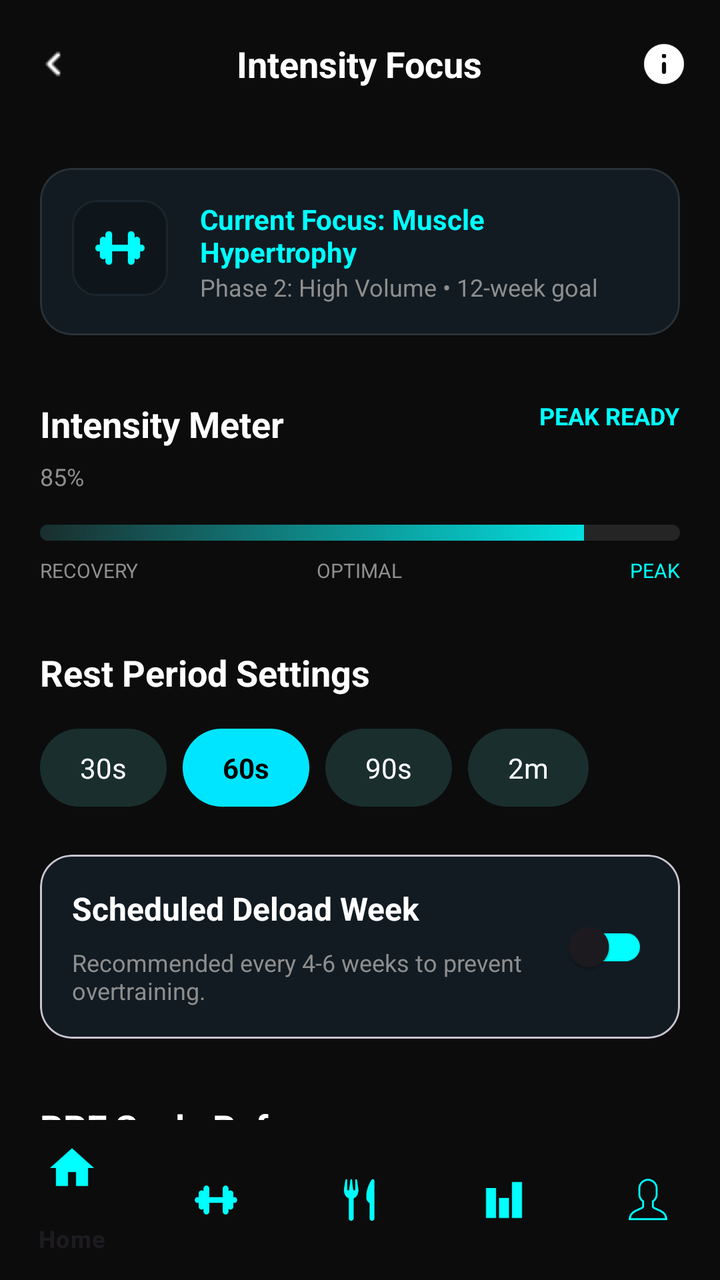
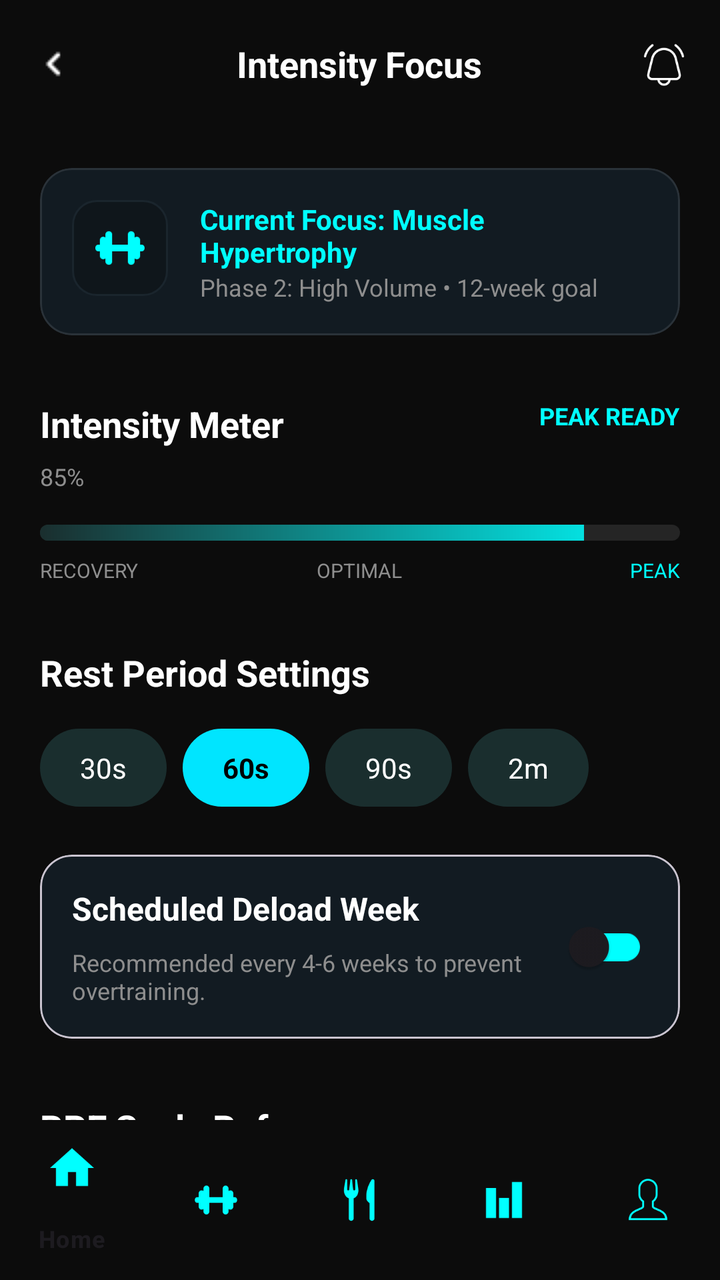

An Android layout rendered at two revisions. The XML below is the earlier revision; the diff shows what the commit changed to produce the second picture.
<!-- AndroidManifest.xml: application theme Theme.ProFitness -->
<!-- res/layout/activity_intensity_focus.xml -->
<androidx.constraintlayout.widget.ConstraintLayout xmlns:android="http://schemas.android.com/apk/res/android"
    xmlns:app="http://schemas.android.com/apk/res-auto"
    android:layout_width="match_parent"
    android:layout_height="match_parent"
    android:background="@color/bg_dark">

    <RelativeLayout
        android:id="@+id/header_intensity"
        android:layout_width="0dp"
        android:layout_height="64dp"
        android:paddingHorizontal="16dp"
        app:layout_constraintTop_toTopOf="parent"
        app:layout_constraintStart_toStartOf="parent"
        app:layout_constraintEnd_toEndOf="parent">

        <ImageView
            android:id="@+id/btn_back"
            android:layout_width="24dp"
            android:layout_height="24dp"
            android:layout_centerVertical="true"
            android:src="@drawable/ic_back"
            app:tint="@color/white" />

        <TextView
            android:layout_width="wrap_content"
            android:layout_height="wrap_content"
            android:layout_centerInParent="true"
            android:text="Intensity Focus"
            android:textColor="@color/white"
            android:textSize="18sp"
            android:textStyle="bold" />

        <ImageView
            android:layout_width="24dp"
            android:layout_height="24dp"
            android:layout_alignParentEnd="true"
            android:layout_centerVertical="true"
            android:src="@drawable/ic_info"
            app:tint="@color/white" />
    </RelativeLayout>

    <ScrollView
        android:layout_width="0dp"
        android:layout_height="0dp"
        android:fillViewport="true"
        android:scrollbars="none"
        app:layout_constraintTop_toBottomOf="@id/header_intensity"
        app:layout_constraintBottom_toTopOf="@id/bottom_navigation"
        app:layout_constraintStart_toStartOf="parent"
        app:layout_constraintEnd_toEndOf="parent">

        <LinearLayout
            android:layout_width="match_parent"
            android:layout_height="wrap_content"
            android:orientation="vertical"
            android:padding="20dp">

            <com.google.android.material.card.MaterialCardView
                android:layout_width="match_parent"
                android:layout_height="wrap_content"
                app:cardBackgroundColor="#121B22"
                app:cardCornerRadius="16dp"
                app:strokeColor="#1AFFFFFF"
                app:strokeWidth="1dp">
                <RelativeLayout android:padding="16dp" android:layout_width="match_parent" android:layout_height="wrap_content">
                    <ImageView android:id="@+id/focus_icon" android:layout_width="48dp" android:layout_height="48dp" android:background="@drawable/input_bg_dark" android:padding="10dp" android:src="@drawable/ic_weight" app:tint="@color/neon_cyan" />
                    <LinearLayout android:layout_width="wrap_content" android:layout_height="wrap_content" android:layout_toEndOf="@id/focus_icon" android:layout_marginStart="16dp" android:orientation="vertical">
                        <TextView android:id="@+id/tv_current_focus" android:layout_width="wrap_content" android:layout_height="wrap_content" android:text="Current Focus: Muscle Hypertrophy" android:textColor="@color/neon_cyan" android:textStyle="bold" />
                        <TextView android:id="@+id/tv_focus_phase" android:layout_width="wrap_content" android:layout_height="wrap_content" android:text="Phase 2: High Volume • 12-week goal" android:textColor="@color/text_gray" android:textSize="12sp" />
                    </LinearLayout>
                </RelativeLayout>
            </com.google.android.material.card.MaterialCardView>

            <RelativeLayout android:layout_width="match_parent" android:layout_height="wrap_content" android:layout_marginTop="32dp">
                <TextView android:layout_width="wrap_content" android:layout_height="wrap_content" android:text="Intensity Meter" android:textColor="@color/white" android:textSize="18sp" android:textStyle="bold" />
                <TextView android:id="@+id/tv_peak_status" android:layout_width="wrap_content" android:layout_height="wrap_content" android:layout_alignParentEnd="true" android:text="PEAK READY" android:textColor="@color/neon_cyan" android:textSize="12sp" android:textStyle="bold" />
            </RelativeLayout>

            <TextView
                android:id="@+id/tv_intensity_value"
                android:layout_width="wrap_content"
                android:layout_height="wrap_content"
                android:layout_marginTop="6dp"
                android:text="85%"
                android:textColor="@color/text_gray"
                android:textSize="12sp" />

            <ProgressBar android:id="@+id/intensity_progress" style="?android:attr/progressBarStyleHorizontal" android:layout_width="match_parent" android:layout_height="8dp" android:layout_marginTop="16dp" android:progress="85" android:progressDrawable="@drawable/intensity_track_gradient" />

            <RelativeLayout android:layout_width="match_parent" android:layout_height="wrap_content" android:layout_marginTop="8dp">
                <TextView android:layout_width="wrap_content" android:layout_height="wrap_content" android:text="RECOVERY" android:textColor="@color/text_gray" android:textSize="10sp" />
                <TextView android:layout_width="wrap_content" android:layout_height="wrap_content" android:layout_centerHorizontal="true" android:text="OPTIMAL" android:textColor="@color/text_gray" android:textSize="10sp" />
                <TextView android:layout_width="wrap_content" android:layout_height="wrap_content" android:layout_alignParentEnd="true" android:text="PEAK" android:textColor="@color/neon_cyan" android:textSize="10sp" />
            </RelativeLayout>

            <TextView android:layout_width="wrap_content" android:layout_height="wrap_content" android:layout_marginTop="32dp" android:text="Rest Period Settings" android:textColor="@color/white" android:textSize="18sp" android:textStyle="bold" />
            <HorizontalScrollView android:layout_width="match_parent" android:layout_height="wrap_content" android:layout_marginTop="16dp" android:scrollbars="none">
                <LinearLayout android:layout_width="wrap_content" android:layout_height="wrap_content" android:orientation="horizontal">
                    <TextView android:id="@+id/chip_rest_30" android:layout_width="wrap_content" android:layout_height="wrap_content" android:background="@drawable/bg_chip_unselected" android:paddingHorizontal="20dp" android:paddingVertical="10dp" android:text="30s" android:textColor="@color/white" android:layout_marginEnd="8dp" android:clickable="true" android:focusable="true"/>
                    <TextView android:id="@+id/chip_rest_60" android:layout_width="wrap_content" android:layout_height="wrap_content" android:background="@drawable/bg_chip_selected" android:paddingHorizontal="20dp" android:paddingVertical="10dp" android:text="60s" android:textColor="@android:color/black" android:textStyle="bold" android:layout_marginEnd="8dp" android:clickable="true" android:focusable="true"/>
                    <TextView android:id="@+id/chip_rest_90" android:layout_width="wrap_content" android:layout_height="wrap_content" android:background="@drawable/bg_chip_unselected" android:paddingHorizontal="20dp" android:paddingVertical="10dp" android:text="90s" android:textColor="@color/white" android:layout_marginEnd="8dp" android:clickable="true" android:focusable="true"/>
                    <TextView android:id="@+id/chip_rest_120" android:layout_width="wrap_content" android:layout_height="wrap_content" android:background="@drawable/bg_chip_unselected" android:paddingHorizontal="20dp" android:paddingVertical="10dp" android:text="2m" android:textColor="@color/white" android:layout_marginEnd="8dp" android:clickable="true" android:focusable="true"/>
                </LinearLayout>
            </HorizontalScrollView>

            <com.google.android.material.card.MaterialCardView
                android:layout_width="match_parent"
                android:layout_height="wrap_content"
                android:layout_marginTop="24dp"
                app:cardBackgroundColor="#121B22"
                app:cardCornerRadius="16dp">
                <RelativeLayout android:padding="16dp" android:layout_width="match_parent" android:layout_height="wrap_content">
                    <TextView android:id="@+id/txt_deload" android:layout_width="wrap_content" android:layout_height="wrap_content" android:text="Scheduled Deload Week" android:textColor="@color/white" android:textStyle="bold" android:textSize="16sp" />
                    <com.google.android.material.switchmaterial.SwitchMaterial android:id="@+id/switch_deload" android:layout_width="wrap_content" android:layout_height="wrap_content" android:layout_alignParentEnd="true" android:layout_centerVertical="true" app:trackTint="@color/neon_cyan" />
                    <TextView android:id="@+id/tv_deload_hint" android:layout_width="match_parent" android:layout_height="wrap_content" android:layout_below="@id/txt_deload" android:layout_marginTop="8dp" android:layout_marginEnd="60dp" android:text="Recommended every 4-6 weeks to prevent overtraining." android:textColor="@color/text_gray" android:textSize="12sp" />
                </RelativeLayout>
            </com.google.android.material.card.MaterialCardView>

            <TextView android:layout_width="wrap_content" android:layout_height="wrap_content" android:layout_marginTop="32dp" android:text="RPE Scale Reference" android:textColor="@color/white" android:textSize="18sp" android:textStyle="bold" />
            <include layout="@layout/item_rpe_row" android:layout_width="match_parent" android:layout_height="wrap_content" android:layout_marginTop="16dp" />
            <include layout="@layout/item_rpe_row" android:layout_width="match_parent" android:layout_height="wrap_content" android:layout_marginTop="12dp" />

            <TextView android:layout_width="wrap_content" android:layout_height="wrap_content" android:layout_marginTop="32dp" android:text="Auto-regulation Tips" android:textColor="@color/white" android:textSize="18sp" android:textStyle="bold" />
            <com.google.android.material.card.MaterialCardView
                android:layout_width="match_parent"
                android:layout_height="wrap_content"
                android:layout_marginTop="16dp"
                app:cardBackgroundColor="#0D1A1A"
                app:cardCornerRadius="12dp">
                <LinearLayout android:padding="16dp" android:orientation="vertical" android:layout_width="match_parent" android:layout_height="wrap_content">
                    <TextView android:layout_width="wrap_content" android:layout_height="wrap_content" android:drawablePadding="8dp" android:text="LISTEN TO VELOCITY" android:textColor="@color/neon_cyan" android:textStyle="bold" app:drawableStartCompat="@drawable/ic_lightbulb" />
                    <TextView android:layout_width="match_parent" android:layout_height="wrap_content" android:layout_marginTop="8dp" android:text="If bar speed drops significantly on early reps, consider reducing the load for the next set." android:textColor="@color/white" android:textSize="13sp" />
                </LinearLayout>
            </com.google.android.material.card.MaterialCardView>

        </LinearLayout>
    </ScrollView>

    <com.google.android.material.bottomnavigation.BottomNavigationView
        android:id="@+id/bottom_navigation"
        android:layout_width="0dp"
        android:layout_height="wrap_content"
        android:background="@color/bg_dark"
        app:itemIconTint="@color/neon_cyan"
        app:menu="@menu/bottom_nav_menu"
        app:layout_constraintBottom_toBottomOf="parent"
        app:layout_constraintStart_toStartOf="parent"
        app:layout_constraintEnd_toEndOf="parent" />

</androidx.constraintlayout.widget.ConstraintLayout>
<!-- res/layout/item_rpe_row.xml (included above) -->
<com.google.android.material.card.MaterialCardView xmlns:android="http://schemas.android.com/apk/res/android"
    xmlns:app="http://schemas.android.com/apk/res-auto"
    android:layout_width="match_parent"
    android:layout_height="wrap_content"
    app:cardBackgroundColor="@color/card_dark"
    app:cardCornerRadius="12dp">
    <LinearLayout android:padding="16dp" android:gravity="center_vertical" android:layout_width="match_parent" android:layout_height="wrap_content">
        <TextView android:layout_width="40dp" android:layout_height="40dp" android:background="@drawable/rpe_number_bg" android:gravity="center" android:text="10" android:textColor="@color/white" android:textStyle="bold" />
        <LinearLayout android:layout_width="wrap_content" android:layout_height="wrap_content" android:layout_marginStart="16dp" android:orientation="vertical">
            <TextView android:layout_width="wrap_content" android:layout_height="wrap_content" android:text="MAX EFFORT" android:textColor="@color/white" android:textStyle="bold" />
            <TextView android:layout_width="wrap_content" android:layout_height="wrap_content" android:text="No reps left in the tank. Absolute failure." android:textColor="@color/text_gray" android:textSize="12sp" />
        </LinearLayout>
    </LinearLayout>
</com.google.android.material.card.MaterialCardView>
<!-- resources referenced by this layout -->
<resources>
  <color name="bg_dark">#0C0C0C</color>
  <color name="card_dark">#1A2421</color>
  <color name="neon_cyan">#00FFFF</color>
  <color name="text_gray">#8E8E8E</color>
  <color name="white">#FFFFFF</color>
  <!-- drawable bg_chip_selected (drawable) -->
  <?xml version="1.0" encoding="utf-8"?>
  <shape xmlns:android="http://schemas.android.com/apk/res/android">
      <solid android:color="#00E5FF" />
      <corners android:radius="20dp" />
  </shape>
  <!-- drawable bg_chip_unselected (drawable) -->
  <?xml version="1.0" encoding="utf-8"?>
  <shape xmlns:android="http://schemas.android.com/apk/res/android">
      <solid android:color="#1A2E2E" />
      <corners android:radius="20dp" />
  </shape>
  <!-- drawable ic_back: png bitmap (drawable, 184 bytes) -->
  <!-- drawable ic_info: png bitmap (drawable, 1369 bytes) -->
  <!-- drawable ic_lightbulb (drawable) -->
  <?xml version="1.0" encoding="utf-8"?>
  <selector xmlns:android="http://schemas.android.com/apk/res/android">
      <item android:drawable="@drawable/ic_info" />
  </selector>
  <!-- drawable ic_weight: png bitmap (drawable, 1041 bytes) -->
  <!-- drawable input_bg_dark (drawable) -->
  <shape xmlns:android="http://schemas.android.com/apk/res/android">
      <solid android:color="#0F161B" />
      <corners android:radius="12dp" />
      <stroke android:width="1dp" android:color="#1A252D" />
  </shape>
  <!-- drawable intensity_track_gradient (drawable) -->
  <?xml version="1.0" encoding="utf-8"?>
  <layer-list xmlns:android="http://schemas.android.com/apk/res/android">
  
      <item android:id="@android:id/background">
          <shape android:shape="rectangle">
              <corners android:radius="4dp" />
              <solid android:color="#1AFFFFFF" /> </shape>
      </item>
  
      <item android:id="@android:id/progress">
          <clip>
              <shape android:shape="rectangle">
                  <corners android:radius="4dp" />
                  <gradient
                      android:angle="0"
                      android:endColor="@color/neon_cyan"
                      android:startColor="#1A2E2E"
                      android:type="linear" />
              </shape>
          </clip>
      </item>
  
  </layer-list>
  <!-- drawable rpe_number_bg (drawable) -->
  <?xml version="1.0" encoding="utf-8"?>
  <shape xmlns:android="http://schemas.android.com/apk/res/android" android:shape="oval">
      <solid android:color="#193333" />
  </shape>
  <style name="Theme.ProFitness" parent="android:Theme.Material.Light.NoActionBar" />
</resources>

<!-- the commit's change to res/layout/activity_intensity_focus.xml (unified diff, before → after) -->
@@ -31,11 +31,12 @@
             android:textStyle="bold" />
 
         <ImageView
+            android:id="@+id/btn_notification"
             android:layout_width="24dp"
             android:layout_height="24dp"
             android:layout_alignParentEnd="true"
             android:layout_centerVertical="true"
-            android:src="@drawable/ic_info"
+            android:src="@drawable/ic_notification"
             app:tint="@color/white" />
     </RelativeLayout>
 
<!-- resource entries referenced after the edit -->
@@ -24,6 +24,7 @@
   <selector xmlns:android="http://schemas.android.com/apk/res/android">
       <item android:drawable="@drawable/ic_info" />
   </selector>
+  <!-- drawable ic_notification: png bitmap (drawable, 2015 bytes) -->
   <!-- drawable ic_weight: png bitmap (drawable, 1041 bytes) -->
   <!-- drawable input_bg_dark (drawable) -->
   <shape xmlns:android="http://schemas.android.com/apk/res/android">
